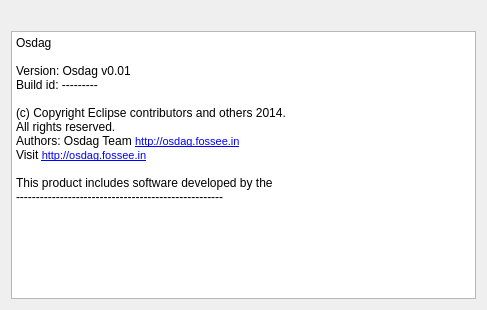
This is about_osdag.ui in GreatDevelopers/osdag-core as Qt 5 draws it before an edit. The edited form follows.
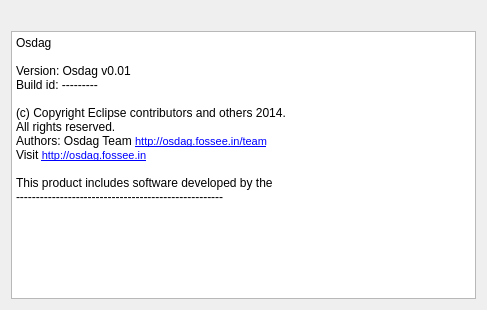
This is the edited form. Icons and pictures are not drawn.

Commit message: fix: chnage of http

Patch:
```diff
--- a/about_osdag.ui
+++ b/about_osdag.ui
@@ -42,7 +42,7 @@
 &lt;p style=&quot;-qt-paragraph-type:empty; margin-top:0px; margin-bottom:0px; margin-left:0px; margin-right:0px; -qt-block-indent:0; text-indent:0px; font-size:9pt;&quot;&gt;&lt;br /&gt;&lt;/p&gt;
 &lt;p style=&quot; margin-top:0px; margin-bottom:0px; margin-left:0px; margin-right:0px; -qt-block-indent:0; text-indent:0px;&quot;&gt;&lt;span style=&quot; font-size:9pt;&quot;&gt;(c) Copyright Eclipse contributors and others 2014.&lt;/span&gt;&lt;/p&gt;
 &lt;p style=&quot; margin-top:0px; margin-bottom:0px; margin-left:0px; margin-right:0px; -qt-block-indent:0; text-indent:0px;&quot;&gt;&lt;span style=&quot; font-size:9pt;&quot;&gt;All rights reserved.&lt;/span&gt;&lt;/p&gt;
-&lt;p style=&quot; margin-top:0px; margin-bottom:0px; margin-left:0px; margin-right:0px; -qt-block-indent:0; text-indent:0px;&quot;&gt;&lt;span style=&quot; font-size:9pt;&quot;&gt;Authors: Osdag Team &lt;/span&gt;&lt;a href=&quot;http://osdag.fossee.in&quot;&gt;&lt;span style=&quot; font-size:8pt; text-decoration: underline; color:#0000ff;&quot;&gt;http://osdag.fossee.in&lt;/span&gt;&lt;/a&gt;&lt;/p&gt;
+&lt;p style=&quot; margin-top:0px; margin-bottom:0px; margin-left:0px; margin-right:0px; -qt-block-indent:0; text-indent:0px;&quot;&gt;&lt;span style=&quot; font-size:9pt;&quot;&gt;Authors: Osdag Team &lt;/span&gt;&lt;a href=&quot;http://osdag.fossee.in/team&quot;&gt;&lt;span style=&quot; font-size:8pt; text-decoration: underline; color:#0000ff;&quot;&gt;http://osdag.fossee.in/team&lt;/span&gt;&lt;/a&gt;&lt;/p&gt;
 &lt;p style=&quot; margin-top:0px; margin-bottom:0px; margin-left:0px; margin-right:0px; -qt-block-indent:0; text-indent:0px;&quot;&gt;&lt;span style=&quot; font-size:9pt;&quot;&gt;Visit &lt;/span&gt;&lt;a href=&quot;http://osdag.fossee.in&quot;&gt;&lt;span style=&quot; font-size:8pt; text-decoration: underline; color:#0000ff;&quot;&gt;http://osdag.fossee.in&lt;/span&gt;&lt;/a&gt;&lt;/p&gt;
 &lt;p style=&quot;-qt-paragraph-type:empty; margin-top:0px; margin-bottom:0px; margin-left:0px; margin-right:0px; -qt-block-indent:0; text-indent:0px; font-size:9pt;&quot;&gt;&lt;br /&gt;&lt;/p&gt;
 &lt;p style=&quot; margin-top:0px; margin-bottom:0px; margin-left:0px; margin-right:0px; -qt-block-indent:0; text-indent:0px;&quot;&gt;&lt;span style=&quot; font-size:9pt;&quot;&gt;This product includes software developed by the&lt;/span&gt;&lt;/p&gt;
```
Left out of the diff: 2 changed lines with no effect on the pictures.
